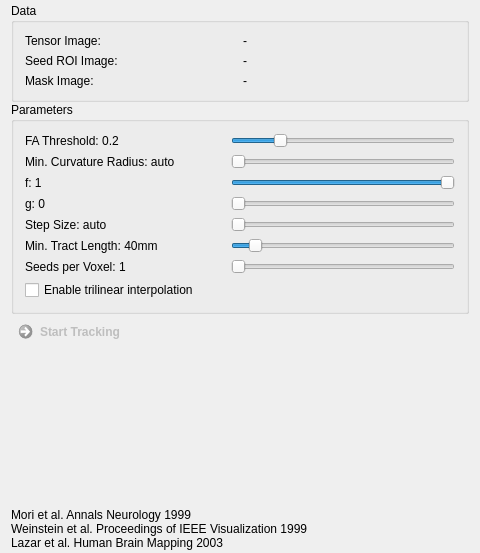
This is Plugins/org.mitk.gui.qt.diffusionimaging/src/internal/QmitkStreamlineTrackingViewControls.ui in MITK/MITK as Qt 5 draws it before an edit. The edited form follows.
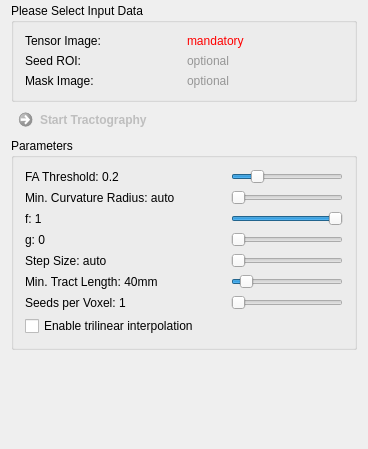
This is the edited form.

What changed in the file:
```diff
--- a/Plugins/org.mitk.gui.qt.diffusionimaging/src/internal/QmitkStreamlineTrackingViewControls.ui
+++ b/Plugins/org.mitk.gui.qt.diffusionimaging/src/internal/QmitkStreamlineTrackingViewControls.ui
@@ -6,8 +6,8 @@
    <rect>
     <x>0</x>
     <y>0</y>
-    <width>480</width>
-    <height>553</height>
+    <width>368</width>
+    <height>449</height>
    </rect>
   </property>
   <property name="minimumSize">
@@ -29,7 +29,7 @@
    <property name="spacing">
     <number>0</number>
    </property>
-   <item row="6" column="0">
+   <item row="8" column="0">
     <spacer name="spacer1">
      <property name="orientation">
       <enum>Qt::Vertical</enum>
@@ -45,77 +45,43 @@
      </property>
     </spacer>
    </item>
-   <item row="3" column="0">
+   <item row="1" column="0">
+    <widget class="QCommandLinkButton" name="commandLinkButton">
+     <property name="enabled">
+      <bool>false</bool>
+     </property>
+     <property name="text">
+      <string>Start Tractography</string>
+     </property>
+    </widget>
+   </item>
+   <item row="5" column="0">
     <widget class="QGroupBox" name="groupBox_2">
      <property name="title">
       <string>Parameters</string>
      </property>
      <layout class="QGridLayout" name="gridLayout_2">
-      <item row="6" column="1">
-       <widget class="QSlider" name="m_SeedsPerVoxelSlider">
+      <item row="3" column="0">
+       <widget class="QLabel" name="m_fLabel">
         <property name="toolTip">
-         <string>Number of tracts started in each voxel of the seed ROI.</string>
+         <string/>
         </property>
-        <property name="minimum">
-         <number>1</number>
+        <property name="text">
+         <string>f: 1</string>
         </property>
-        <property name="maximum">
-         <number>100</number>
-        </property>
-        <property name="orientation">
-         <enum>Qt::Horizontal</enum>
-        </property>
        </widget>
       </item>
-      <item row="1" column="1">
-       <widget class="QSlider" name="m_AngularThresholdSlider">
+      <item row="4" column="0">
+       <widget class="QLabel" name="m_gLabel">
         <property name="toolTip">
-         <string>Minimally allowed curcature radius (in mm, interpolated auto = 0.5 minimal spacing, noninterpolated auto = 0.1 minimal spacing)</string>
-        </property>
-        <property name="minimum">
-         <number>-1</number>
-        </property>
-        <property name="maximum">
-         <number>50</number>
-        </property>
-        <property name="value">
-         <number>-1</number>
-        </property>
-        <property name="orientation">
-         <enum>Qt::Horizontal</enum>
-        </property>
-       </widget>
-      </item>
-      <item row="5" column="1">
-       <widget class="QSlider" name="m_MinTractLengthSlider">
-        <property name="toolTip">
-         <string>Minimum tract length in mm.</string>
-        </property>
-        <property name="minimum">
-         <number>0</number>
-        </property>
-        <property name="maximum">
-         <number>500</number>
-        </property>
-        <property name="value">
-         <number>40</number>
-        </property>
-        <property name="orientation">
-         <enum>Qt::Horizontal</enum>
-        </property>
-       </widget>
-      </item>
-      <item row="6" column="0">
-       <widget class="QLabel" name="m_SeedsPerVoxelLabel">
-        <property name="toolTip">
          <string/>
         </property>
         <property name="text">
-         <string>Seeds per Voxel: 1</string>
+         <string>g: 0</string>
         </property>
        </widget>
       </item>
-      <item row="7" column="0">
+      <item row="8" column="0">
        <spacer name="horizontalSpacer">
         <property name="orientation">
          <enum>Qt::Horizontal</enum>
@@ -131,26 +97,17 @@
         </property>
        </spacer>
       </item>
-      <item row="0" column="1">
-       <widget class="QSlider" name="m_FaThresholdSlider">
+      <item row="5" column="0">
+       <widget class="QLabel" name="m_StepsizeLabel">
         <property name="toolTip">
-         <string>Fractional Anisotropy Threshold</string>
+         <string/>
         </property>
-        <property name="minimum">
-         <number>0</number>
-        </property>
-        <property name="maximum">
-         <number>100</number>
-        </property>
-        <property name="value">
-         <number>20</number>
-        </property>
-        <property name="orientation">
-         <enum>Qt::Horizontal</enum>
+        <property name="text">
+         <string>Step Size: auto</string>
         </property>
        </widget>
       </item>
-      <item row="2" column="1">
+      <item row="3" column="1">
        <widget class="QSlider" name="m_fSlider">
         <property name="toolTip">
          <string>Weighting factor between first eigenvector (f=1 equals FACT tracking) and input vector dependent direction (f=0).</string>
@@ -169,7 +126,26 @@
         </property>
        </widget>
       </item>
-      <item row="0" column="0">
+      <item row="5" column="1">
+       <widget class="QSlider" name="m_StepsizeSlider">
+        <property name="toolTip">
+         <string>Stepsize in mm (auto = 0.1*minimal spacing)</string>
+        </property>
+        <property name="minimum">
+         <number>0</number>
+        </property>
+        <property name="maximum">
+         <number>100</number>
+        </property>
+        <property name="value">
+         <number>0</number>
+        </property>
+        <property name="orientation">
+         <enum>Qt::Horizontal</enum>
+        </property>
+       </widget>
+      </item>
+      <item row="1" column="0">
        <widget class="QLabel" name="m_FaThresholdLabel">
         <property name="toolTip">
          <string/>
@@ -179,46 +155,7 @@
         </property>
        </widget>
       </item>
-      <item row="5" column="0">
-       <widget class="QLabel" name="m_MinTractLengthLabel">
-        <property name="toolTip">
-         <string/>
-        </property>
-        <property name="text">
-         <string>Min. Tract Length: 40mm</string>
-        </property>
-       </widget>
-      </item>
       <item row="4" column="1">
-       <widget class="QSlider" name="m_StepsizeSlider">
-        <property name="toolTip">
-         <string>Stepsize in mm (auto = 0.1*minimal spacing)</string>
-        </property>
-        <property name="minimum">
-         <number>0</number>
-        </property>
-        <property name="maximum">
-         <number>100</number>
-        </property>
-        <property name="value">
-         <number>0</number>
-        </property>
-        <property name="orientation">
-         <enum>Qt::Horizontal</enum>
-        </property>
-       </widget>
-      </item>
-      <item row="3" column="0">
-       <widget class="QLabel" name="m_gLabel">
-        <property name="toolTip">
-         <string/>
-        </property>
-        <property name="text">
-         <string>g: 0</string>
-        </property>
-       </widget>
-      </item>
-      <item row="3" column="1">
        <widget class="QSlider" name="m_gSlider">
         <property name="toolTip">
          <string>Weighting factor between input vector (g=0) and tensor deflection (g=1 equals TEND tracking)</string>
@@ -237,37 +174,33 @@
         </property>
        </widget>
       </item>
-      <item row="1" column="0">
-       <widget class="QLabel" name="m_AngularThresholdLabel">
+      <item row="7" column="0">
+       <widget class="QLabel" name="m_SeedsPerVoxelLabel">
         <property name="toolTip">
          <string/>
         </property>
         <property name="text">
-         <string>Min. Curvature Radius: auto</string>
+         <string>Seeds per Voxel: 1</string>
         </property>
        </widget>
       </item>
-      <item row="4" column="0">
-       <widget class="QLabel" name="m_StepsizeLabel">
+      <item row="7" column="1">
+       <widget class="QSlider" name="m_SeedsPerVoxelSlider">
         <property name="toolTip">
-         <string/>
+         <string>Number of tracts started in each voxel of the seed ROI.</string>
         </property>
-        <property name="text">
-         <string>Step Size: auto</string>
+        <property name="minimum">
+         <number>1</number>
         </property>
-       </widget>
-      </item>
-      <item row="2" column="0">
-       <widget class="QLabel" name="m_fLabel">
-        <property name="toolTip">
-         <string/>
+        <property name="maximum">
+         <number>100</number>
         </property>
-        <property name="text">
-         <string>f: 1</string>
+        <property name="orientation">
+         <enum>Qt::Horizontal</enum>
         </property>
        </widget>
       </item>
-      <item row="8" column="0">
+      <item row="9" column="0">
        <widget class="QCheckBox" name="m_InterpolationBox">
         <property name="toolTip">
          <string>Default is nearest neighbor interpolation.</string>
@@ -280,103 +213,146 @@
         </property>
        </widget>
       </item>
+      <item row="2" column="1">
+       <widget class="QSlider" name="m_AngularThresholdSlider">
+        <property name="toolTip">
+         <string>Minimally allowed curcature radius (in mm, interpolated auto = 0.5 minimal spacing, noninterpolated auto = 0.1 minimal spacing)</string>
+        </property>
+        <property name="minimum">
+         <number>-1</number>
+        </property>
+        <property name="maximum">
+         <number>50</number>
+        </property>
+        <property name="value">
+         <number>-1</number>
+        </property>
+        <property name="orientation">
+         <enum>Qt::Horizontal</enum>
+        </property>
+       </widget>
+      </item>
+      <item row="6" column="0">
+       <widget class="QLabel" name="m_MinTractLengthLabel">
+        <property name="toolTip">
+         <string/>
+        </property>
+        <property name="text">
+         <string>Min. Tract Length: 40mm</string>
+        </property>
+       </widget>
+      </item>
+      <item row="1" column="1">
+       <widget class="QSlider" name="m_FaThresholdSlider">
+        <property name="toolTip">
+         <string>Fractional Anisotropy Threshold</string>
+        </property>
+        <property name="minimum">
+         <number>0</number>
+        </property>
+        <property name="maximum">
+         <number>100</number>
+        </property>
+        <property name="value">
+         <number>20</number>
+        </property>
+        <property name="orientation">
+         <enum>Qt::Horizontal</enum>
+        </property>
+       </widget>
+      </item>
+      <item row="6" column="1">
+       <widget class="QSlider" name="m_MinTractLengthSlider">
+        <property name="toolTip">
+         <string>Minimum tract length in mm.</string>
+        </property>
+        <property name="minimum">
+         <number>0</number>
+        </property>
+        <property name="maximum">
+         <number>500</number>
+        </property>
+        <property name="value">
+         <number>40</number>
+        </property>
+        <property name="orientation">
+         <enum>Qt::Horizontal</enum>
+        </property>
+       </widget>
+      </item>
+      <item row="2" column="0">
+       <widget class="QLabel" name="m_AngularThresholdLabel">
+        <property name="toolTip">
+         <string/>
+        </property>
+        <property name="text">
+         <string>Min. Curvature Radius: auto</string>
+        </property>
+       </widget>
+      </item>
      </layout>
     </widget>
    </item>
-   <item row="7" column="0">
-    <widget class="QLabel" name="m_SeedsPerVoxelLabel_2">
-     <property name="toolTip">
-      <string>Number of tracts started in each voxel of the seed ROI.</string>
-     </property>
-     <property name="text">
-      <string>Mori et al. Annals Neurology 1999</string>
-     </property>
-    </widget>
-   </item>
-   <item row="5" column="0">
-    <widget class="QCommandLinkButton" name="commandLinkButton">
-     <property name="enabled">
-      <bool>false</bool>
-     </property>
-     <property name="text">
-      <string>Start Tracking</string>
-     </property>
-    </widget>
-   </item>
    <item row="0" column="0">
-    <widget class="QGroupBox" name="groupBox">
+    <widget class="QGroupBox" name="m_InputData">
      <property name="title">
-      <string>Data</string>
+      <string>Please Select Input Data</string>
      </property>
      <layout class="QGridLayout" name="gridLayout">
-      <item row="0" column="1">
-       <widget class="QLabel" name="m_TensorImageLabel">
-        <property name="text">
-         <string>-</string>
-        </property>
-       </widget>
-      </item>
       <item row="1" column="1">
        <widget class="QLabel" name="m_RoiImageLabel">
         <property name="text">
-         <string>-</string>
+         <string>&lt;html&gt;&lt;head/&gt;&lt;body&gt;&lt;p&gt;&lt;span style=&quot; color:#969696;&quot;&gt;optional&lt;/span&gt;&lt;/p&gt;&lt;/body&gt;&lt;/html&gt;</string>
         </property>
        </widget>
       </item>
       <item row="1" column="0">
        <widget class="QLabel" name="label_6">
+        <property name="toolTip">
+         <string>Binary seed ROI. If not specified, the whole image area is seeded.</string>
+        </property>
         <property name="text">
-         <string>Seed ROI Image:</string>
+         <string>Seed ROI:</string>
         </property>
        </widget>
       </item>
       <item row="0" column="0">
        <widget class="QLabel" name="label_2">
+        <property name="toolTip">
+         <string>Input DTI</string>
+        </property>
         <property name="text">
          <string>Tensor Image:</string>
         </property>
        </widget>
       </item>
+      <item row="2" column="1">
+       <widget class="QLabel" name="m_MaskImageLabel">
+        <property name="text">
+         <string>&lt;html&gt;&lt;head/&gt;&lt;body&gt;&lt;p&gt;&lt;span style=&quot; color:#969696;&quot;&gt;optional&lt;/span&gt;&lt;/p&gt;&lt;/body&gt;&lt;/html&gt;</string>
+        </property>
+       </widget>
+      </item>
       <item row="2" column="0">
        <widget class="QLabel" name="label_7">
         <property name="toolTip">
-         <string>Stop tracking if leaving mask</string>
+         <string>Only track insida mask area.</string>
         </property>
         <property name="text">
          <string>Mask Image:</string>
         </property>
        </widget>
       </item>
-      <item row="2" column="1">
-       <widget class="QLabel" name="m_MaskImageLabel">
+      <item row="0" column="1">
+       <widget class="QLabel" name="m_TensorImageLabel">
         <property name="text">
-         <string>-</string>
+         <string>&lt;html&gt;&lt;head/&gt;&lt;body&gt;&lt;p&gt;&lt;span style=&quot; color:#ff0000;&quot;&gt;mandatory&lt;/span&gt;&lt;/p&gt;&lt;/body&gt;&lt;/html&gt;</string>
         </property>
        </widget>
       </item>
      </layout>
     </widget>
    </item>
-   <item row="9" column="0">
-    <widget class="QLabel" name="m_SeedsPerVoxelLabel_3">
-     <property name="toolTip">
-      <string>Number of tracts started in each voxel of the seed ROI.</string>
-     </property>
-     <property name="text">
-      <string>Lazar et al. Human Brain Mapping 2003</string>
-     </property>
-    </widget>
-   </item>
-   <item row="8" column="0">
-    <widget class="QLabel" name="m_SeedsPerVoxelLabel_4">
-     <property name="toolTip">
-      <string>Number of tracts started in each voxel of the seed ROI.</string>
-     </property>
-     <property name="text">
-      <string>Weinstein et al. Proceedings of IEEE Visualization 1999</string>
-     </property>
-    </widget>
-   </item>
   </layout>
  </widget>
  <layoutdefault spacing="6" margin="11"/>
```
Left out of the diff: 3 changed lines with no effect on the pictures.
